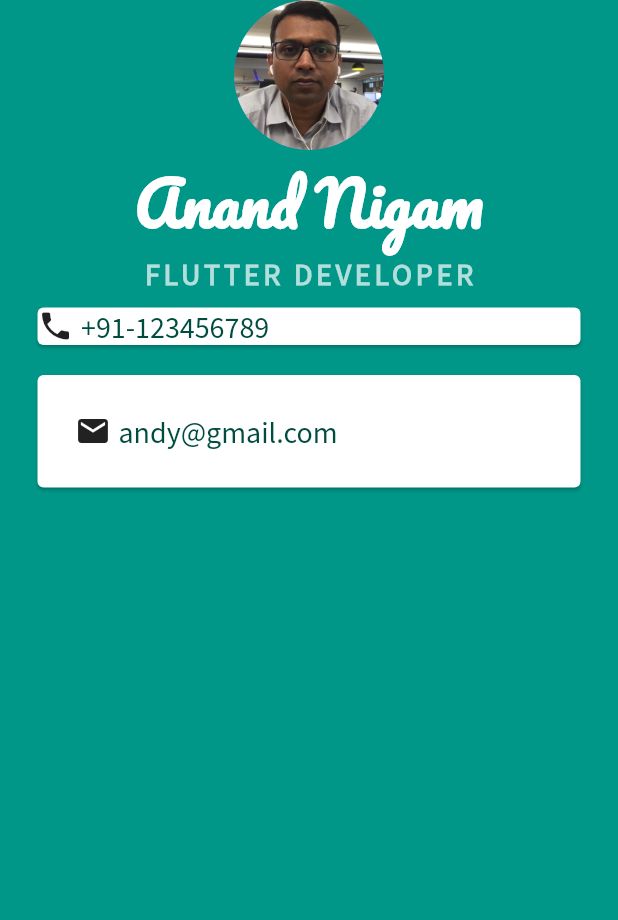
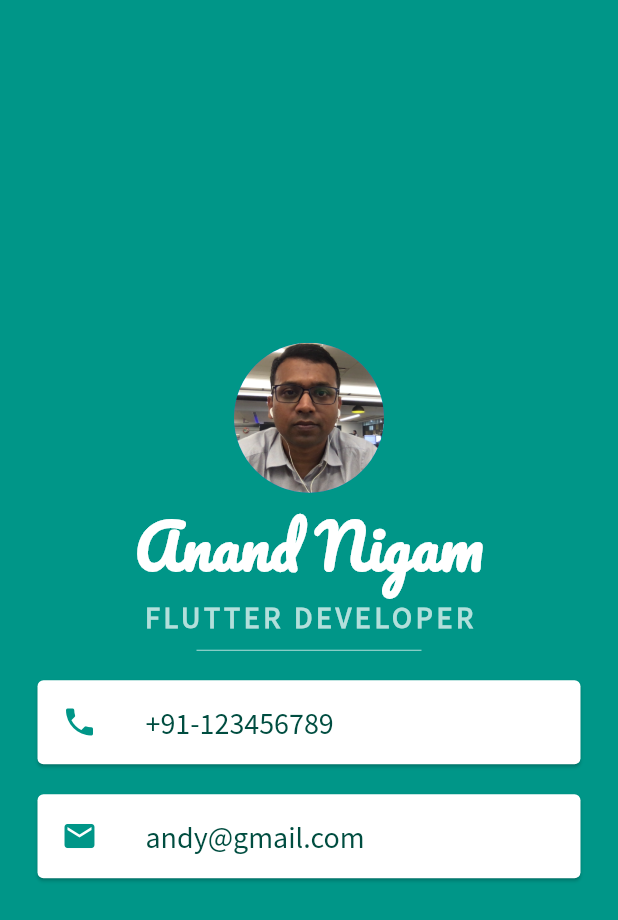
Before and after one commit to aknigam/mi_card_flutter, a Flutter app: the screen it shows after launch, on a phone screen of 412 x 824 dp. Shown: the top 920 px of the screen. Run offline on Flutter 3.47's test engine with Material 2 defaults, Android fonts, the phone set to English and light mode, and no system bars.

Commit message:
Card app complete

```diff
--- a/lib/main.dart
+++ b/lib/main.dart
@@ -12,6 +12,7 @@ class MyApp extends StatelessWidget {
         backgroundColor: Colors.teal,
         body: SafeArea(
           child: Column(
+            mainAxisAlignment: MainAxisAlignment.center,
             children: <Widget>[
               CircleAvatar(
                 radius: 50.0,
@@ -35,29 +36,11 @@ class MyApp extends StatelessWidget {
                   letterSpacing: 2.5,
                 ),
               ),
-              Card(
-                color: Colors.white,
-                margin: EdgeInsets.symmetric(
-                  vertical: 10.0,
-                  horizontal: 25.0,
-                ),
-                child: Row(
-                  children: <Widget>[
-                    Icon(
-                      Icons.phone,
-                    ),
               SizedBox(
-                      width: 5.0,
-                    ),
-                    Text(
-                      '+91-123456789',
-                      style: TextStyle(
-                        fontFamily: 'SourceSansPro',
-                        fontSize: 20.0,
-                        color: Colors.teal.shade900,
-                      ),
-                    ),
-                  ],
+                height: 20.0,
+                width: 150.0,
+                child: Divider(
+                  color: Colors.teal.shade100,
                 ),
               ),
               Card(
@@ -66,25 +49,39 @@ class MyApp extends StatelessWidget {
                   vertical: 10.0,
                   horizontal: 25.0,
                 ),
-                child: Padding(
-                  padding: EdgeInsets.all(25.0),
-                  child: Row(
-                    children: <Widget>[
-                      Icon(
+                child: ListTile(
+                  leading: Icon(
+                    Icons.phone,
+                    color: Colors.teal,
+                  ),
+                  title: Text(
+                    '+91-123456789',
+                    style: TextStyle(
+                      fontFamily: 'SourceSansPro',
+                      fontSize: 20.0,
+                      color: Colors.teal.shade900,
+                    ),
+                  ),
+                ),
+              ),
+              Card(
+                color: Colors.white,
+                margin: EdgeInsets.symmetric(
+                  vertical: 10.0,
+                  horizontal: 25.0,
+                ),
+                child: ListTile(
+                  leading: Icon(
                     Icons.email,
+                    color: Colors.teal,
                   ),
-                      SizedBox(
-                        width: 5.0,
-                      ),
-                      Text(
+                  title: Text(
                     'andy@gmail.com',
                     style: TextStyle(
                       fontFamily: 'SourceSansPro',
                       fontSize: 20.0,
                       color: Colors.teal.shade900,
                     ),
-                      ),
-                    ],
                   ),
                 ),
               )
```
Lines whose indentation alone changed are shown as unchanged.
